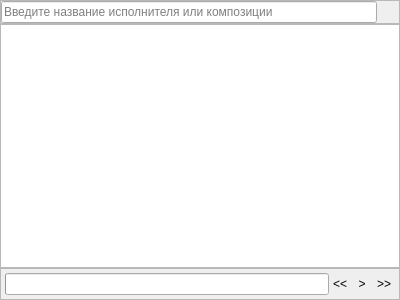
Old version of the form audioplayer.ui in the repository yzubchenko/VKReplica.
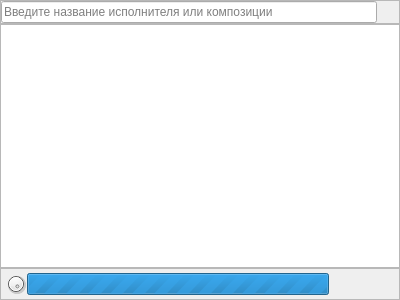
New version of the form. Icons and pictures are not drawn. Custom widgets are drawn as their Qt base class.

Commit message: *full audioplayer management; interface improvements; +icons;

What changed in the file:
```diff
--- a/audioplayer.ui
+++ b/audioplayer.ui
@@ -126,7 +126,23 @@
        <number>4</number>
       </property>
       <item>
-       <widget class="QProgressBar" name="elapsedBar">
+       <widget class="QDial" name="volumeControl">
+        <property name="maximumSize">
+         <size>
+          <width>22</width>
+          <height>22</height>
+         </size>
+        </property>
+        <property name="sliderPosition">
+         <number>99</number>
+        </property>
+       </widget>
+      </item>
+      <item>
+       <widget class="DraggableProgressBar" name="elapsedBar">
+        <property name="maximum">
+         <number>0</number>
+        </property>
         <property name="value">
          <number>0</number>
         </property>
@@ -156,7 +172,17 @@
          </size>
         </property>
         <property name="text">
-         <string>&lt;&lt;</string>
+         <string/>
+        </property>
+        <property name="icon">
+         <iconset resource="resources.qrc">
+          <normaloff>:/audioplayer/resources/prevControl.png</normaloff>:/audioplayer/resources/prevControl.png</iconset>
+        </property>
+        <property name="iconSize">
+         <size>
+          <width>18</width>
+          <height>18</height>
+         </size>
         </property>
         <property name="autoRaise">
          <bool>true</bool>
@@ -178,7 +204,17 @@
          </size>
         </property>
         <property name="text">
-         <string>&gt;</string>
+         <string/>
+        </property>
+        <property name="icon">
+         <iconset resource="resources.qrc">
+          <normaloff>:/audioplayer/resources/playControl.png</normaloff>:/audioplayer/resources/playControl.png</iconset>
+        </property>
+        <property name="iconSize">
+         <size>
+          <width>18</width>
+          <height>18</height>
+         </size>
         </property>
         <property name="autoRaise">
          <bool>true</bool>
@@ -200,7 +236,17 @@
          </size>
         </property>
         <property name="text">
-         <string>&gt;&gt;</string>
+         <string/>
+        </property>
+        <property name="icon">
+         <iconset resource="resources.qrc">
+          <normaloff>:/audioplayer/resources/nextControl.png</normaloff>:/audioplayer/resources/nextControl.png</iconset>
+        </property>
+        <property name="iconSize">
+         <size>
+          <width>18</width>
+          <height>18</height>
+         </size>
         </property>
         <property name="autoRaise">
          <bool>true</bool>
@@ -212,6 +258,13 @@
    </item>
   </layout>
  </widget>
+ <customwidgets>
+  <customwidget>
+   <class>DraggableProgressBar</class>
+   <extends>QProgressBar</extends>
+   <header>draggableprogressbar.h</header>
+  </customwidget>
+ </customwidgets>
  <resources>
   <include location="resources.qrc"/>
  </resources>
```
The commit also changes 16 other files.
